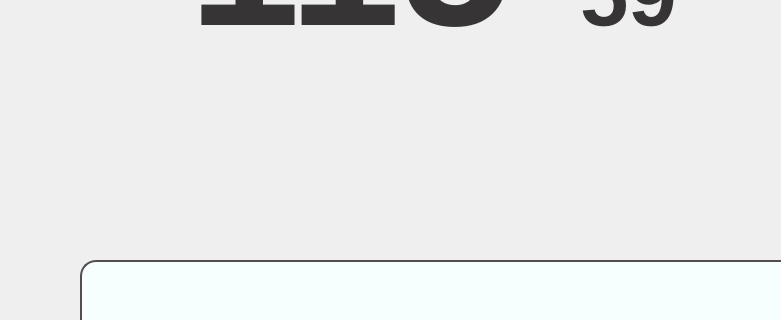
First picture: the form in stretcher_v_3_0/stretcher_treatment_dlg.ui, repository MarianoDel/pyqt5, before the edit; both pictures show x 370 to 1151 and y 360 to 680 of the 1280 by 800 pixel window.
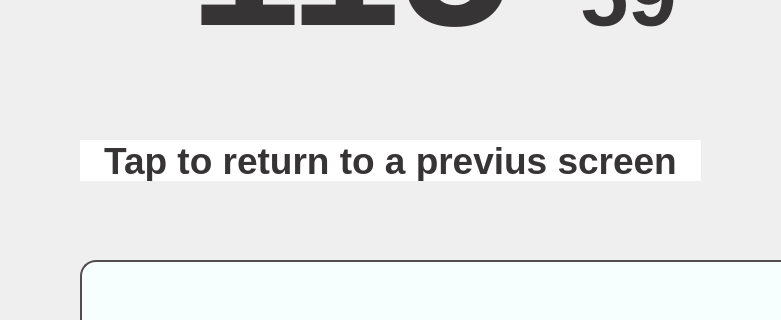
Second picture: the form after the edit. Icons and pictures are not drawn.

The edit to the form file:
```diff
--- a/stretcher_v_3_0/stretcher_treatment_dlg.ui
+++ b/stretcher_v_3_0/stretcher_treatment_dlg.ui
@@ -322,6 +322,35 @@
     <string/>
    </property>
   </widget>
+  <widget class="QPushButton" name="doneButton">
+   <property name="geometry">
+    <rect>
+     <x>450</x>
+     <y>500</y>
+     <width>621</width>
+     <height>41</height>
+    </rect>
+   </property>
+   <property name="font">
+    <font>
+     <family>Liberation Sans</family>
+     <pointsize>28</pointsize>
+     <weight>75</weight>
+     <bold>true</bold>
+    </font>
+   </property>
+   <property name="focusPolicy">
+    <enum>Qt::NoFocus</enum>
+   </property>
+   <property name="styleSheet">
+    <string notr="true">background-color: rgb(255, 255, 255);
+border: 0px;
+color: rgb(55, 52, 53);</string>
+   </property>
+   <property name="text">
+    <string>Tap to return to a previus screen</string>
+   </property>
+  </widget>
  </widget>
  <resources>
   <include location="stretcher3_res.qrc"/>
```
